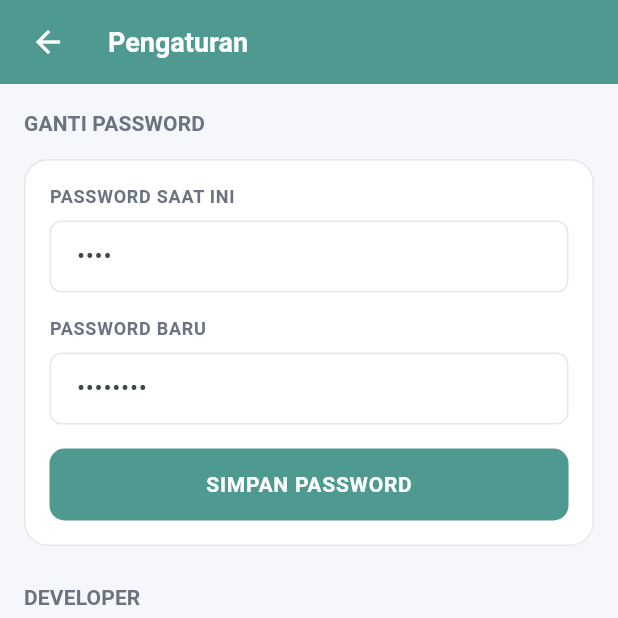
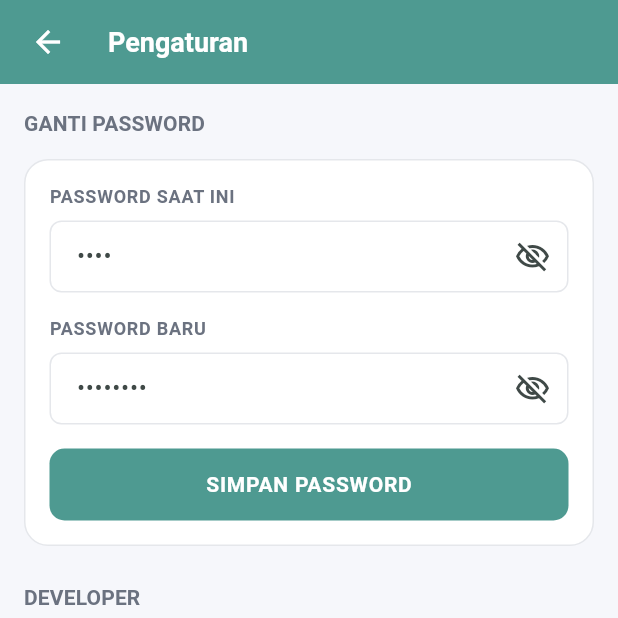
Before and after one commit to ashdq/Aplikasi-To-Do-List, a Flutter app: the HomePage screen opened directly, after a tap on "Pengaturan", on a phone screen of 412 x 824 dp, the top half of it. Run offline on Flutter 3.47's test engine with Material 3 defaults, Android fonts, the phone set to English and light mode, and no system bars; accounts and stored records are empty; network calls fail.

Commit message:
final commit

```diff
--- a/lib/pages/home_page.dart
+++ b/lib/pages/home_page.dart
@@ -4,12 +4,105 @@ import 'tugaspenting_page.dart';
 import 'tugasbiasa_page.dart';
 import 'daftartugas_page.dart';
 import 'pengaturan_page.dart';
+import '../services/tugas_service.dart';
 
-class HomePage extends StatelessWidget {
+class HomePage extends StatefulWidget {
   const HomePage({super.key, this.displayName, this.username});
 
   final String? displayName;
   final String? username;
+
+  @override
+  State<HomePage> createState() => _HomePageState();
+}
+
+class _HomePageState extends State<HomePage> {
+  final TugasService _tugasService = TugasService();
+  int _tugasSelesai = 0;
+  int _tugasBelumSelesai = 0;
+  List<int> _completedPerWeekday = List<int>.filled(7, 0);
+  bool _isLoadingSummary = true;
+
+  @override
+  void initState() {
+    super.initState();
+    _loadTaskSummary();
+  }
+
+  @override
+  void dispose() {
+    _tugasService.dispose();
+    super.dispose();
+  }
+
+  Future<void> _loadTaskSummary() async {
+    setState(() {
+      _isLoadingSummary = true;
+    });
+
+    try {
+      final tasks = await _tugasService.fetchTugas();
+      if (!mounted) return;
+
+      final selesai = tasks.where((task) => task.isSelesai).length;
+      final belumSelesai = tasks.length - selesai;
+      final completedPerWeekday = List<int>.filled(7, 0);
+      final now = DateTime.now();
+      final weekStart = DateTime(
+        now.year,
+        now.month,
+        now.day,
+      ).subtract(Duration(days: now.weekday - DateTime.monday));
+      final weekEnd = weekStart.add(const Duration(days: 7));
+
+      for (final task in tasks) {
+        final completedAt = task.completedAt;
+        if (completedAt == null) {
+          continue;
+        }
+
+        final completedDay = DateTime(
+          completedAt.year,
+          completedAt.month,
+          completedAt.day,
+        );
+
+        if (completedDay.isBefore(weekStart) ||
+            !completedDay.isBefore(weekEnd)) {
+          continue;
+        }
+
+        completedPerWeekday[completedDay.weekday - DateTime.monday]++;
+      }
+
+      setState(() {
+        _tugasSelesai = selesai;
+        _tugasBelumSelesai = belumSelesai;
+        _completedPerWeekday = completedPerWeekday;
+      });
+    } catch (_) {
+      if (!mounted) return;
+      setState(() {
+        _tugasSelesai = 0;
+        _tugasBelumSelesai = 0;
+        _completedPerWeekday = List<int>.filled(7, 0);
+      });
+    } finally {
+      if (mounted) {
+        setState(() {
+          _isLoadingSummary = false;
+        });
+      }
+    }
+  }
+
+  Future<void> _openPage(Widget page) async {
+    await Navigator.push(
+      context,
+      MaterialPageRoute(builder: (context) => page),
+    );
+    await _loadTaskSummary();
+  }
 
   static const Color _primary = Color(0xFF4E9A91);
   static const Color _background = Color(0xFFF6F7FB);
@@ -57,7 +150,7 @@ class HomePage extends StatelessWidget {
                   crossAxisAlignment: CrossAxisAlignment.start,
                   children: [
                     Text(
-                      'Halo, ${displayName ?? username ?? 'User'}! 👋',
+                      'Halo, ${widget.displayName ?? widget.username ?? 'User'}! 👋',
                       style: Theme.of(context).textTheme.headlineSmall
                           ?.copyWith(
                             fontWeight: FontWeight.w800,
@@ -79,7 +172,9 @@ class HomePage extends StatelessWidget {
                           child: _buildStatCard(
                             context,
                             title: 'TUGAS SELESAI',
-                            value: '12',
+                            value: _isLoadingSummary
+                                ? '...'
+                                : _tugasSelesai.toString(),
                             valueColor: _green,
                           ),
                         ),
@@ -88,7 +183,9 @@ class HomePage extends StatelessWidget {
                           child: _buildStatCard(
                             context,
                             title: 'BELUM SELESAI',
-                            value: '8',
+                            value: _isLoadingSummary
+                                ? '...'
+                                : _tugasBelumSelesai.toString(),
                             valueColor: _red,
                           ),
                         ),
@@ -117,7 +214,7 @@ class HomePage extends StatelessWidget {
                   crossAxisAlignment: CrossAxisAlignment.start,
                   children: [
                     Text(
-                      'TUGAS SELESAI / HARI [BONUS]',
+                      'TUGAS SELESAI / MINGGU INI',
                       style: Theme.of(context).textTheme.labelLarge?.copyWith(
                         color: _textMuted,
                         fontWeight: FontWeight.w700,
@@ -128,20 +225,55 @@ class HomePage extends StatelessWidget {
                       height: 110,
                       child: Row(
                         crossAxisAlignment: CrossAxisAlignment.end,
-                        children: const [
-                          Expanded(child: _DayBar(label: 'Sen', value: 44)),
-                          SizedBox(width: 8),
-                          Expanded(child: _DayBar(label: 'Sel', value: 64)),
-                          SizedBox(width: 8),
-                          Expanded(child: _DayBar(label: 'Rab', value: 54)),
-                          SizedBox(width: 8),
-                          Expanded(child: _DayBar(label: 'Kam', value: 92)),
-                          SizedBox(width: 8),
-                          Expanded(child: _DayBar(label: 'Jum', value: 72)),
-                          SizedBox(width: 8),
-                          Expanded(child: _DayBar(label: 'Sab', value: 104)),
-                          SizedBox(width: 8),
-                          Expanded(child: _DayBar(label: 'Min', value: 58)),
+                        children: [
+                          Expanded(
+                            child: _DayBar(
+                              label: 'Sen',
+                              value: _completedPerWeekday[0].toDouble(),
+                            ),
+                          ),
+                          const SizedBox(width: 8),
+                          Expanded(
+                            child: _DayBar(
+                              label: 'Sel',
+                              value: _completedPerWeekday[1].toDouble(),
+                            ),
+                          ),
+                          const SizedBox(width: 8),
+                          Expanded(
+                            child: _DayBar(
+                              label: 'Rab',
+                              value: _completedPerWeekday[2].toDouble(),
+                            ),
+                          ),
+                          const SizedBox(width: 8),
+                          Expanded(
+                            child: _DayBar(
+                              label: 'Kam',
+                              value: _completedPerWeekday[3].toDouble(),
+                            ),
+                          ),
+                          const SizedBox(width: 8),
+                          Expanded(
+                            child: _DayBar(
+                              label: 'Jum',
+                              value: _completedPerWeekday[4].toDouble(),
+                            ),
+                          ),
+                          const SizedBox(width: 8),
+                          Expanded(
+                            child: _DayBar(
+                              label: 'Sab',
+                              value: _completedPerWeekday[5].toDouble(),
+                            ),
+                          ),
+                          const SizedBox(width: 8),
+                          Expanded(
+                            child: _DayBar(
+                              label: 'Min',
+                              value: _completedPerWeekday[6].toDouble(),
+                            ),
+                          ),
                         ],
                       ),
                     ),
@@ -153,12 +285,7 @@ class HomePage extends StatelessWidget {
                 children: [
                   Expanded(
                     child: GestureDetector(
-                      onTap: () => Navigator.push(
-                        context,
-                        MaterialPageRoute(
-                          builder: (context) => const TugasPentingPage(),
-                        ),
-                      ),
+                      onTap: () => _openPage(const TugasPentingPage()),
                       child: _buildActionCard(
                         context,
                         icon: Icons.add,
@@ -171,12 +298,7 @@ class HomePage extends StatelessWidget {
                   const SizedBox(width: 12),
                   Expanded(
                     child: GestureDetector(
-                      onTap: () => Navigator.push(
-                        context,
-                        MaterialPageRoute(
-                          builder: (context) => const TugasBiasaPage(),
-                        ),
-                      ),
+                      onTap: () => _openPage(const TugasBiasaPage()),
                       child: _buildActionCard(
                         context,
                         icon: Icons.add,
@@ -193,12 +315,7 @@ class HomePage extends StatelessWidget {
                 children: [
                   Expanded(
                     child: GestureDetector(
-                      onTap: () => Navigator.push(
-                        context,
-                        MaterialPageRoute(
-                          builder: (context) => const DaftarTugasPage(),
-                        ),
-                      ),
+                      onTap: () => _openPage(const DaftarTugasPage()),
                       child: _buildActionCard(
                         context,
                         icon: Icons.format_list_bulleted,
@@ -211,12 +328,7 @@ class HomePage extends StatelessWidget {
                   const SizedBox(width: 12),
                   Expanded(
                     child: GestureDetector(
-                      onTap: () => Navigator.push(
-                        context,
-                        MaterialPageRoute(
-                          builder: (context) => const PengaturanPage(),
-                        ),
-                      ),
+                      onTap: () => _openPage(const PengaturanPage()),
                       child: _buildActionCard(
                         context,
                         icon: Icons.settings,
@@ -372,14 +484,16 @@ class _DayBar extends StatelessWidget {
 
   @override
   Widget build(BuildContext context) {
+    final barHeight = (value * 18).clamp(0, 90).toDouble();
+
     return Column(
       mainAxisAlignment: MainAxisAlignment.end,
       mainAxisSize: MainAxisSize.min,
       children: [
         Container(
-          height: value.clamp(0, 90).toDouble(),
+          height: barHeight,
           decoration: BoxDecoration(
-            color: HomePage._primary,
+            color: const Color(0xFF4E9A91),
             borderRadius: BorderRadius.circular(6),
           ),
         ),
@@ -388,7 +502,7 @@ class _DayBar extends StatelessWidget {
           label,
           textAlign: TextAlign.center,
           style: Theme.of(context).textTheme.labelSmall?.copyWith(
-            color: HomePage._textMuted,
+            color: const Color(0xFF6B7280),
             fontSize: 10,
           ),
         ),
--- a/lib/pages/pengaturan_page.dart
+++ b/lib/pages/pengaturan_page.dart
@@ -20,6 +20,8 @@ class _PengaturanPageState extends State<PengaturanPage> {
   late TextEditingController _passwordBaruController;
   final AuthService _authService = AuthService();
   bool _isSaving = false;
+  bool _obscurePasswordLama = true;
+  bool _obscurePasswordBaru = true;
 
   @override
   void initState() {
@@ -108,7 +110,7 @@ class _PengaturanPageState extends State<PengaturanPage> {
                     const SizedBox(height: 8),
                     TextField(
                       controller: _passwordLamaController,
-                      obscureText: true,
+                      obscureText: _obscurePasswordLama,
                       decoration: InputDecoration(
                         hintText: '••••',
                         contentPadding: const EdgeInsets.symmetric(
@@ -129,6 +131,18 @@ class _PengaturanPageState extends State<PengaturanPage> {
                         ),
                         filled: true,
                         fillColor: Colors.white,
+                        suffixIcon: IconButton(
+                          onPressed: () {
+                            setState(() {
+                              _obscurePasswordLama = !_obscurePasswordLama;
+                            });
+                          },
+                          icon: Icon(
+                            _obscurePasswordLama
+                                ? Icons.visibility_off_outlined
+                                : Icons.visibility_outlined,
+                          ),
+                        ),
                       ),
                     ),
                     const SizedBox(height: 16),
@@ -143,7 +157,7 @@ class _PengaturanPageState extends State<PengaturanPage> {
                     const SizedBox(height: 8),
                     TextField(
                       controller: _passwordBaruController,
-                      obscureText: true,
+                      obscureText: _obscurePasswordBaru,
                       decoration: InputDecoration(
                         hintText: '••••••••',
                         contentPadding: const EdgeInsets.symmetric(
@@ -164,6 +178,18 @@ class _PengaturanPageState extends State<PengaturanPage> {
                         ),
                         filled: true,
                         fillColor: Colors.white,
+                        suffixIcon: IconButton(
+                          onPressed: () {
+                            setState(() {
+                              _obscurePasswordBaru = !_obscurePasswordBaru;
+                            });
+                          },
+                          icon: Icon(
+                            _obscurePasswordBaru
+                                ? Icons.visibility_off_outlined
+                                : Icons.visibility_outlined,
+                          ),
+                        ),
                       ),
                     ),
                     const SizedBox(height: 16),
```
Also changed, not shown: lib/pages/daftartugas_page.dart (+29 -3 lines), lib/pages/login_page.dart (+17 -2 lines), lib/services/tugas_service.dart (+46 -2 lines).
